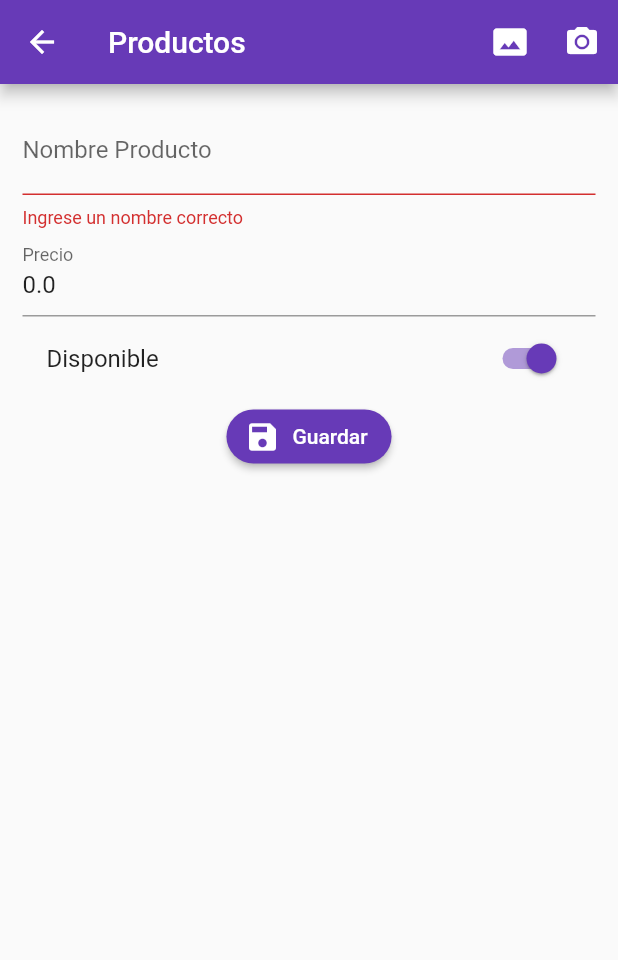
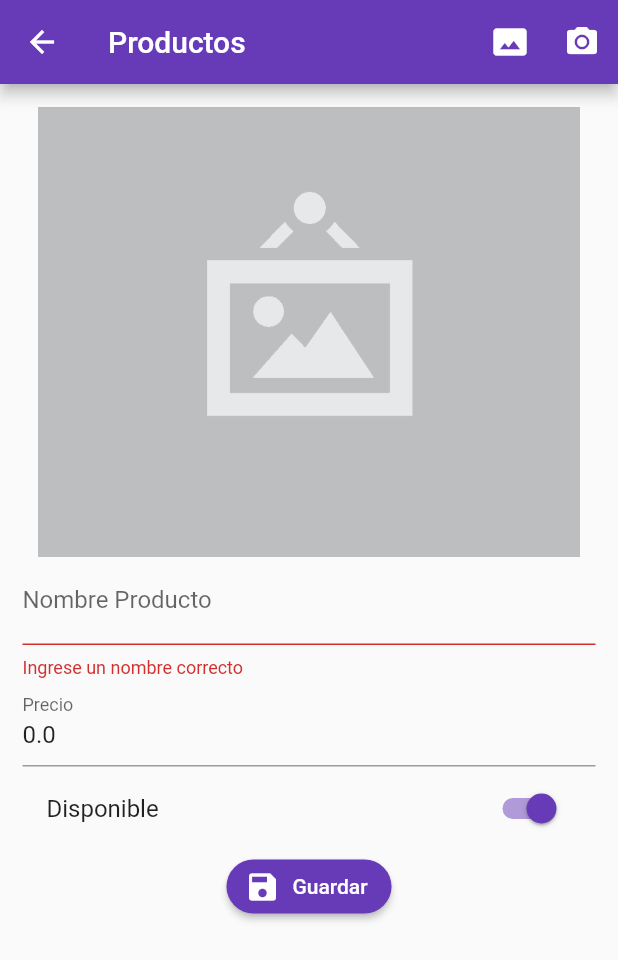
Before and after one commit to raviand/crud-firebase, a Flutter app: the ProductoPage screen opened by its route, after a tap on "Guardar", after a tap on the "photo size select actual" icon, on a phone screen of 412 x 824 dp. Shown: the top 960 px of the screen. Run offline on Flutter 3.47's test engine with Material 2 defaults, Android fonts, the phone set to English and light mode, and no system bars; our stand-ins replace image_picker, rxdart; missing offline and left inert: mime_type; network calls fail.

Commit message:
Finalizacion base de proyecto de captura de imagenes

```diff
--- a/lib/src/pages/producto_page.dart
+++ b/lib/src/pages/producto_page.dart
@@ -1,7 +1,10 @@
+import 'dart:io';
+
 import 'package:flutter/material.dart';
 import 'package:form_validation/src/models/producto_model.dart';
 import 'package:form_validation/src/providers/prouctos_provider.dart';
 import 'package:form_validation/src/utils/utils.dart' as utils;
+import 'package:image_picker/image_picker.dart';
 
 class ProductoPage extends StatefulWidget {
   @override
@@ -10,10 +13,13 @@ class ProductoPage extends StatefulWidget {
 
 class _ProductoPageState extends State<ProductoPage> {
   final formKey = GlobalKey<FormState>();
+  final scaffoldKey = GlobalKey<ScaffoldState>();
   final productoProvider = new ProductosProvider();
 
 
   ProductoModel producto = ProductoModel();
+  bool _guardando = false;
+  File foto;
   @override
   Widget build(BuildContext context) {
 
@@ -22,16 +28,17 @@ class _ProductoPageState extends State<ProductoPage> {
       producto = prodEdit;
     }
     return Scaffold(
+      key: scaffoldKey,
       appBar: AppBar(
         title: Text('Productos'),
         actions: <Widget>[
           IconButton(
             icon: Icon(Icons.photo_size_select_actual),
-            onPressed: () {},
+            onPressed: () =>_capturarImagen(ImageSource.gallery),
           ),
           IconButton(
             icon: Icon(Icons.camera_alt),
-            onPressed: () {},
+            onPressed: () =>_capturarImagen(ImageSource.camera),
           ),
         ],
       ),
@@ -42,6 +49,7 @@ class _ProductoPageState extends State<ProductoPage> {
             key: formKey,
             child: Column(
               children: <Widget>[
+                _mostrarFoto(),
                 _crearNombre(),
                 _crearPrecio(),
                 _crearDisponible(),
@@ -98,30 +106,43 @@ class _ProductoPageState extends State<ProductoPage> {
       textColor: Colors.white,
       label: Text('Guardar'),
       icon: Icon(Icons.save),
-      onPressed: _submit,
+      onPressed: (_guardando) ? null : _submit,
     );
   }
 
-  void _submit(){
+  void _submit() async {
 
 
     if(!formKey.currentState.validate()) return ;
 
     formKey.currentState.save();
-    print('Todo Ok');
-    print('producto titulo ${producto.titulo}');
-    print('producto valor ${producto.valor}');
-    print('producto disponible ${producto.disponible}');
+
+    setState(() => _guardando = true);
+
+    if( foto != null){
+      producto.fotoUrl = await productoProvider.subirImagen(foto);
+    }
 
     if(producto.id == null){
       productoProvider.crearProducto(producto);
-
+      mostrarSnackbar('Se ha creado un nuevo registro');
     }else{
       productoProvider.modificarProducto(producto);
+      mostrarSnackbar('El articulo se modifico correctamnte');
     }
 
+    Navigator.of(context).pop();
 
 
+  }
+
+  void mostrarSnackbar(String mensaje){
+    final snackBar = SnackBar(
+      content: Text(mensaje),
+      duration: Duration(milliseconds: 1500),
+    );
+
+    scaffoldKey.currentState.showSnackBar(snackBar);
   }
 
   Widget _crearDisponible() {
@@ -132,4 +153,39 @@ class _ProductoPageState extends State<ProductoPage> {
       onChanged: (value) => setState( () => producto.disponible = value ),
     );
   }
+
+  _mostrarFoto(){
+
+    if( producto.fotoUrl != null ){
+      return FadeInImage(
+        image: NetworkImage(producto.fotoUrl),
+        placeholder: AssetImage('assets/img/jar-loading.gif'),
+        height: 300.0,
+        fit: BoxFit.cover,
+      );
+    }else{
+      return Image(
+        image:  AssetImage( foto?.path ?? 'assets/img/no-image.png'),
+        height: 300.0,
+        fit: BoxFit.cover,
+      );
+    }
+
+  }
+
+  _capturarImagen(ImageSource origen) async {
+    foto = await ImagePicker.pickImage(
+      source: origen,
+    );
+
+    if(foto != null){
+      producto.fotoUrl = null;
+    }
+
+    setState(() {
+
+    });
+  }
+
+
 }
```
Also changed, not shown: lib/src/pages/home_page.dart (+21 -5 lines), lib/src/providers/prouctos_provider.dart (+33 -0 lines), pubspec.yaml (+5 -3 lines), assets/img/jar-loading.gif (added), assets/img/no-image.png (added), pubspec.lock, 2 other files.
